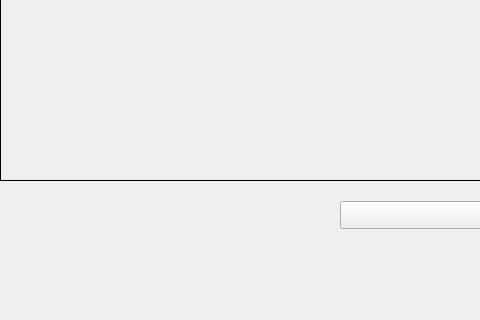
Above: Umsetzung QT/Formenklang/mainwindow.ui from carolinewolf/AVProject before the change; both pictures show x 0 to 480 and y 196 to 516 of the 1282 by 516 pixel window. Below: the same form after it.
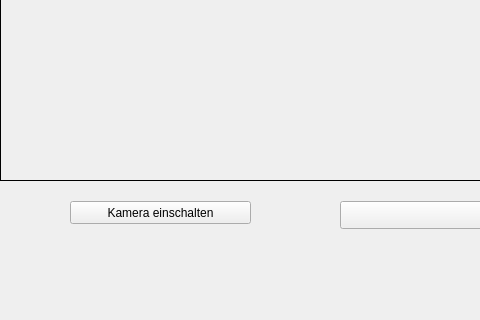
That is the form after the change. Custom widgets are drawn as their Qt base class.

Patch:
```diff
--- a/Umsetzung QT/Formenklang/mainwindow.ui
+++ b/Umsetzung QT/Formenklang/mainwindow.ui
@@ -71,6 +71,19 @@
      <set>Qt::AlignCenter</set>
     </property>
    </widget>
+   <widget class="QPushButton" name="pushButton">
+    <property name="geometry">
+     <rect>
+      <x>70</x>
+      <y>380</y>
+      <width>181</width>
+      <height>23</height>
+     </rect>
+    </property>
+    <property name="text">
+     <string>Kamera einschalten</string>
+    </property>
+   </widget>
   </widget>
   <widget class="QMenuBar" name="menuBar">
    <property name="geometry">
```
Left out of the diff: 2 changed lines with no effect on the pictures.
